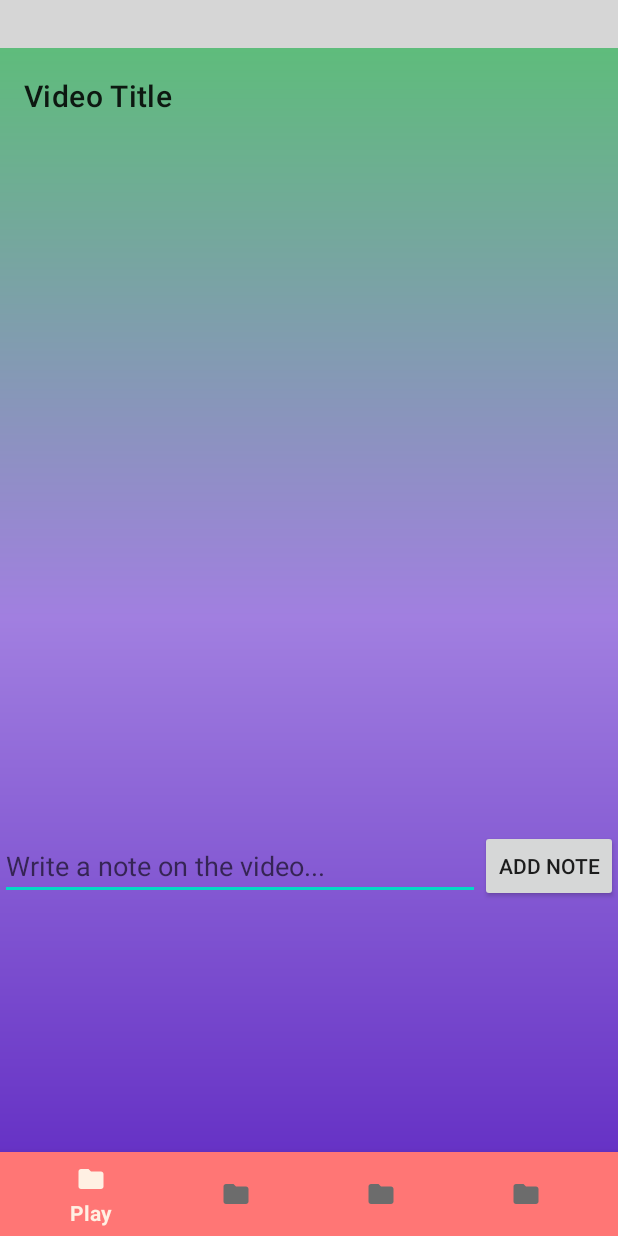
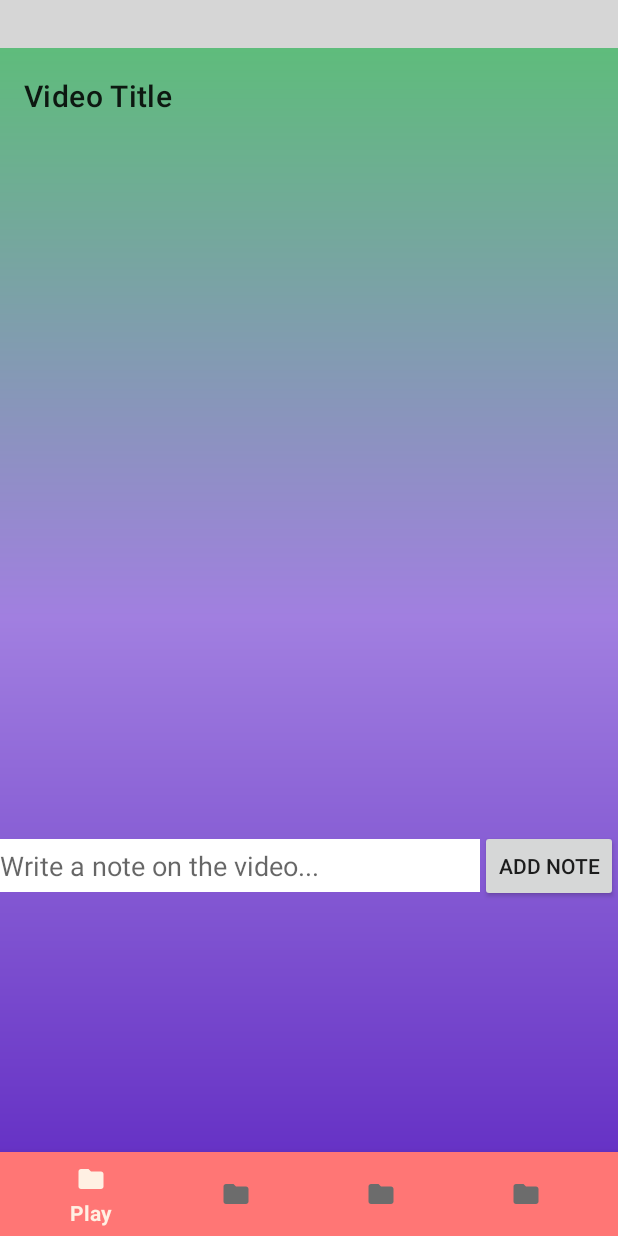
Before and after one commit to zakhodgson1/Smashpractice, an Android app: the layout activity_ytplayer.xml on its own in the app's theme, with its tools: preview values and no code run, on a phone screen of 412 x 824 dp. Run offline under Robolectric (Android 15) with nearby library versions, the phone set to English and light mode, and no system bars; plain views replace YouTubePlayerView; Roboto replaces fonts that are not available here; grey boxes are pictures that could not be loaded.

Commit message:
Missed stuff

```diff
--- a/app/src/main/res/layout/activity_ytplayer.xml
+++ b/app/src/main/res/layout/activity_ytplayer.xml
@@ -62,7 +62,8 @@
     <EditText
         android:id="@+id/addNoteText"
         android:layout_width="0dp"
-        android:layout_height="wrap_content"
+        android:layout_height="35dp"
+        android:background="#FFFFFF"
         android:ems="10"
         android:hint="Write a note on the video..."
         android:inputType="textPersonName"
```
